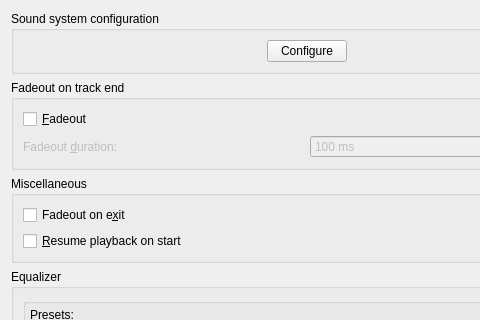
Above: src/configdialog/dialogs/PlaybackConfig.ui from KDE/amarok before the change; both pictures show x 0 to 480 and y 0 to 320 of the 614 by 576 pixel window. Below: the same form after it.
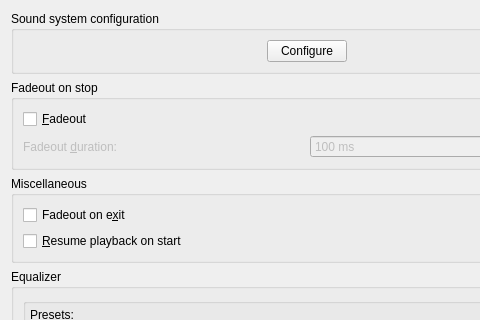
That is the form after the change.

Commit message: Rename "Fadeout on track end" to "Fadeout on stop". More precise.

Patch:
```diff
--- a/src/configdialog/dialogs/PlaybackConfig.ui
+++ b/src/configdialog/dialogs/PlaybackConfig.ui
@@ -40,7 +40,7 @@
 &lt;p&gt;On exit, Amarok can slowly fade the volume of the playing track (which is configurable), or stop playback immediately.&lt;/p&gt;</string>
      </property>
      <property name="title">
-      <string>Fadeout on track end</string>
+      <string>Fadeout on stop</string>
      </property>
      <layout class="QGridLayout" name="gridLayout">
       <item row="0" column="0">
```
